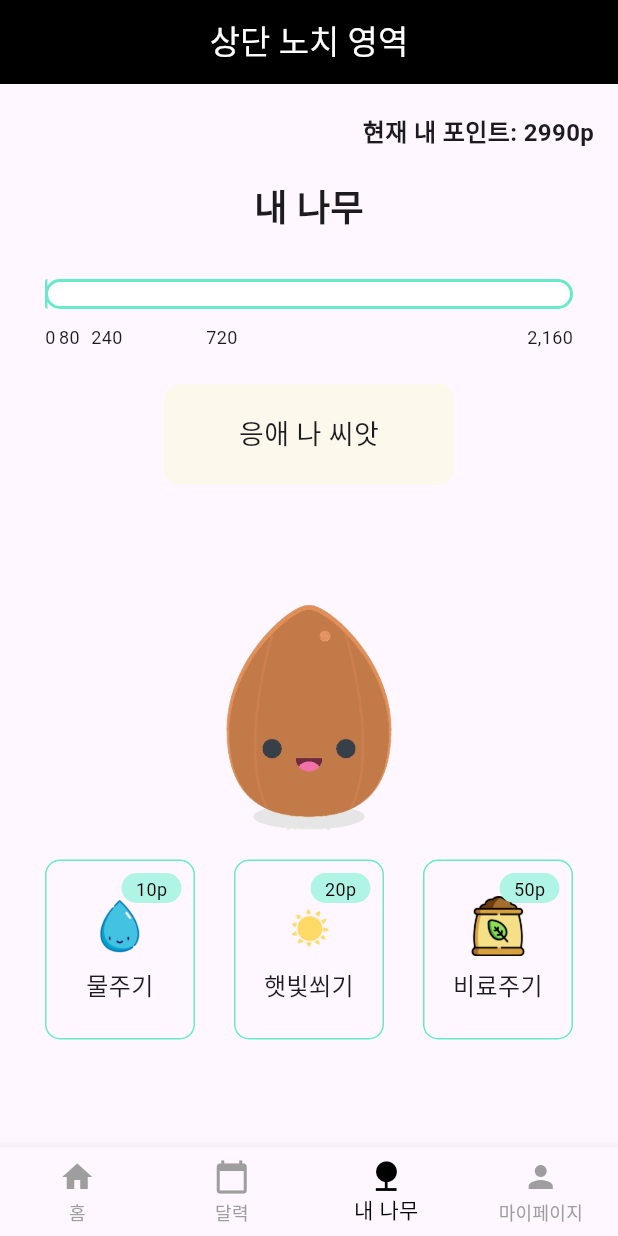
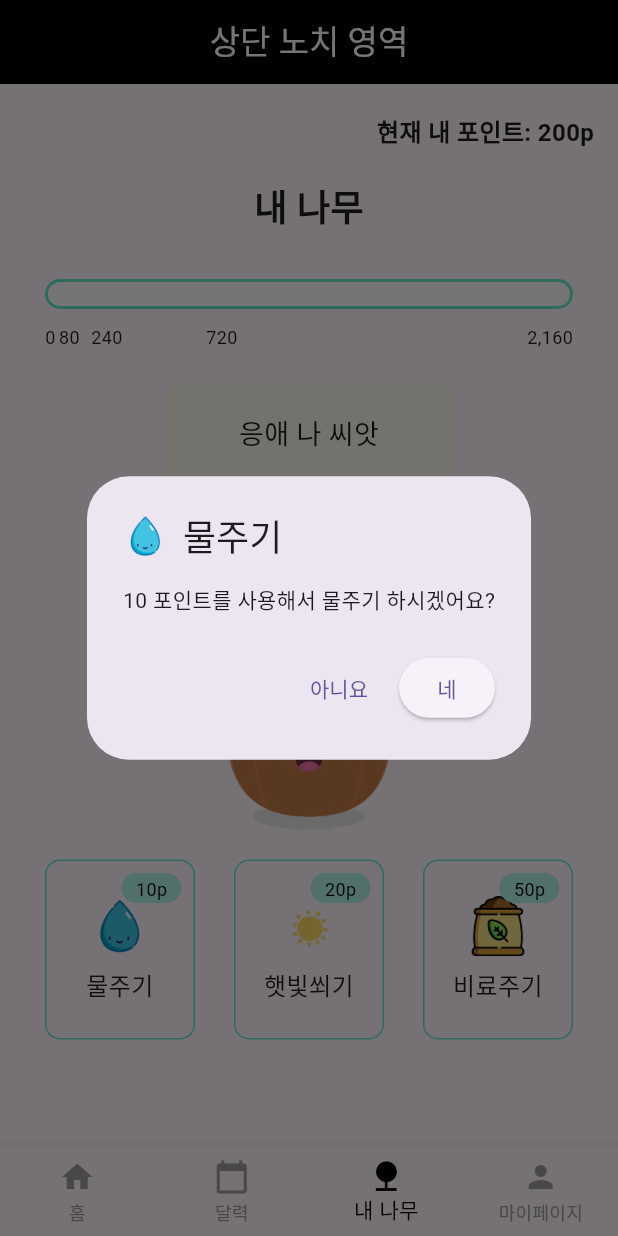
Before and after one commit to choimings/growing_tree, a Flutter app: the screen it shows after launch, after a tap on "물주기", on a phone screen of 412 x 824 dp. Run offline on Flutter 3.47's test engine with Material 3 defaults, Android fonts, the phone set to English and light mode, and no system bars.

Commit message:
action button trigger add

```diff
--- a/lib/tree_page.dart
+++ b/lib/tree_page.dart
@@ -6,7 +6,7 @@ class TreePage extends StatefulWidget {
 }
 
 class _TreePageState extends State<TreePage> {
-  int points = 3000; // 초기 포인트
+  int points = 200; // 초기 포인트
   final int maxPoints = 2160; // 상태바의 최대 값
   String treeState = "씨앗"; // 나무 상태
   String message = "응애 나 씨앗"; // 상태 메시지
@@ -83,6 +83,83 @@ class _TreePageState extends State<TreePage> {
           showLevelUpModal();
         }
       });
+    }
+  }
+
+  // 액션 버튼을 눌렀을 때 호출되는 함수
+  void handleAction(String action, int cost) {
+    if (points >= cost) {
+      // 포인트가 충분한 경우 확인 모달 표시
+      showDialog(
+        context: context,
+        builder: (BuildContext context) {
+          return AlertDialog(
+            title: Row(
+              children: [
+                Image.asset(
+                  action == '물주기'
+                      ? 'assets/water.png'
+                      : action == '햇빛쐬기'
+                      ? 'assets/sun.png'
+                      : 'assets/fertilizer.png',
+                  height: 30,
+                  width: 30,
+                ),
+                SizedBox(width: 10),
+                Text('$action')
+              ],
+            ),
+            content: Text("$cost 포인트를 사용해서 $action 하시겠어요?"),
+            actions: [
+              TextButton(
+                onPressed: () {
+                  Navigator.pop(context); // 모달 닫기
+                },
+                child: Text("아니요"),
+              ),
+              ElevatedButton(
+                onPressed: () {
+                  Navigator.pop(context); // 모달 닫기
+                  usePoints(cost); // 포인트 사용
+                },
+                child: Text("네"),
+              ),
+            ],
+          );
+        },
+      );
+    } else {
+      // 포인트가 부족한 경우 포인트 부족 모달 표시
+      showDialog(
+        context: context,
+        builder: (BuildContext context) {
+          return AlertDialog(
+            title: Row(
+              children: [
+                Icon(Icons.error, color: Colors.red),
+                SizedBox(width: 10),
+                Text("포인트 부족"),
+              ],
+            ),
+            content: Text("포인트가 부족해요. 포인트를 쌓으러 가시겠어요?"),
+            actions: [
+              TextButton(
+                onPressed: () {
+                  Navigator.pop(context); // 모달 닫기
+                },
+                child: Text("아니요"),
+              ),
+              ElevatedButton(
+                onPressed: () {
+                  Navigator.pop(context); // 모달 닫기
+                  // 포인트 충전 화면으로 이동 로직 추가 가능
+                },
+                child: Text("네"),
+              ),
+            ],
+          );
+        },
+      );
     }
   }
 
@@ -217,19 +294,19 @@ class _TreePageState extends State<TreePage> {
                   label: '물주기',
                   points: '10p',
                   imagePath: 'assets/water.png',
-                  onPressed: () => usePoints(10),
+                  onPressed: () => handleAction('물주기', 10),
                 ),
                 ActionButton(
                   label: '햇빛쐬기',
                   points: '20p',
                   imagePath: 'assets/sun.png',
-                  onPressed: () => usePoints(20),
+                  onPressed: () => handleAction('햇빛쐬기', 20),
                 ),
                 ActionButton(
                   label: '비료주기',
                   points: '50p',
                   imagePath: 'assets/fertilizer.png',
-                  onPressed: () => usePoints(50),
+                  onPressed: () => handleAction('비료주기', 50),
                 ),
               ],
             ),
```
